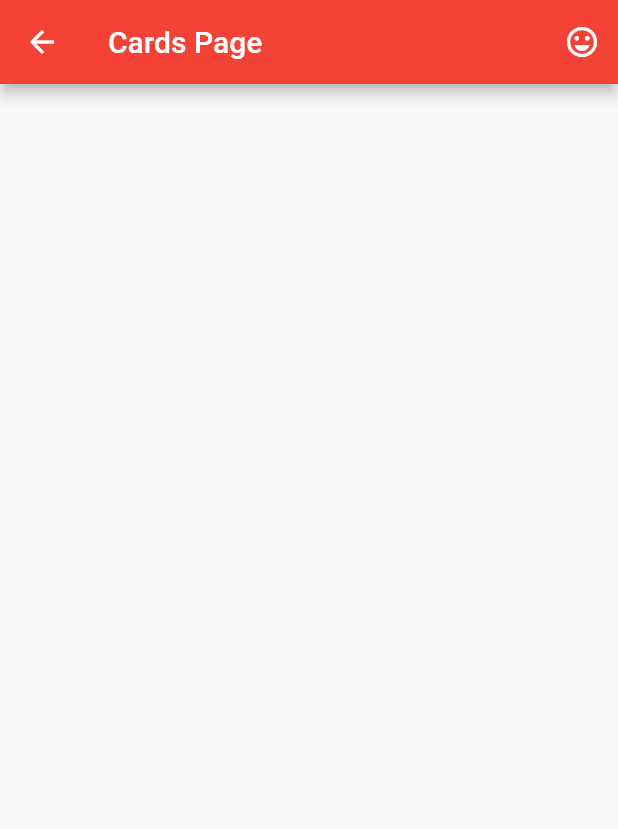
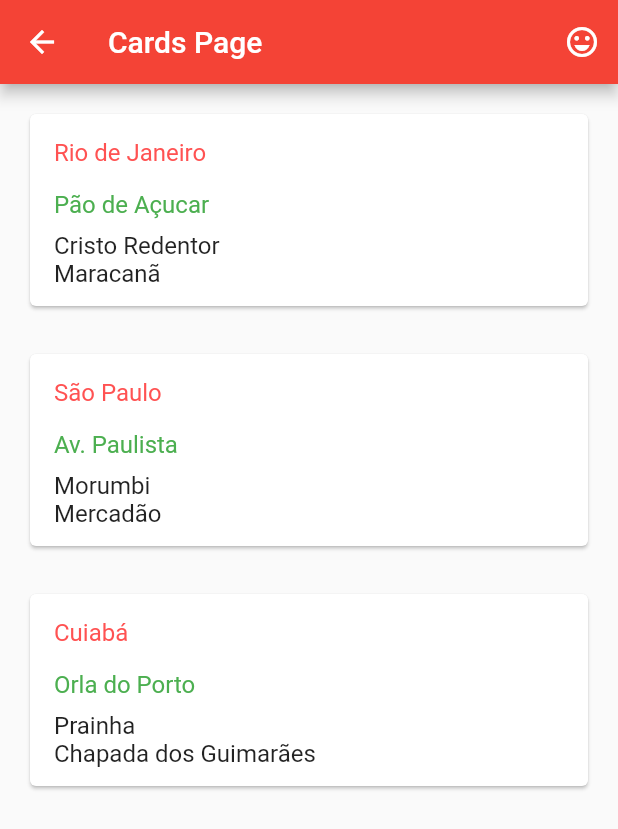
Before and after one commit to juniorabranches/udemy-course-widgets_app_demo, a Flutter app: the screen it shows after launch, in the side drawer, after a tap on "Cards", on a phone screen of 412 x 824 dp. Shown: the top 829 px of the screen. Run offline on Flutter 3.47's test engine with Material 2 defaults, Android fonts, the phone set to English and light mode, and no system bars; network calls fail.

Commit message:
Secao 5 - Aula 3

```diff
--- a/lib/cards_page.dart
+++ b/lib/cards_page.dart
@@ -38,6 +38,68 @@ final List<CardViagem> destinos = <CardViagem>[
 ];
 
 
+class CardItens extends StatelessWidget {
+  CardItens({Key key, @required this.destinos, this.shape}) : super(key: key);
+
+  static const double height = 160.0;
+  final CardViagem destinos;
+  final ShapeBorder shape;
+
+  @override
+  Widget build(BuildContext context) {
+    final ThemeData theme = Theme.of(context);
+    final TextStyle descricaoStyle = theme.textTheme.subhead;
+
+    return SafeArea (
+      top: false,
+      bottom: false,
+      child: Container (
+        padding: const EdgeInsets.all(8.0),
+        height: height,
+        child: Card (
+          shape: shape,
+          child: Column (
+            crossAxisAlignment: CrossAxisAlignment.start,
+              children: <Widget>[
+                Padding(
+                  padding: const EdgeInsets.fromLTRB(16.0, 16.0, 16.0, 0.0),
+                  child: Text(
+                    destinos.titulo,
+                    style: descricaoStyle.copyWith(color: Colors.redAccent)
+                  ),
+                ),
+                Expanded(
+                  child: Padding(
+                    padding: const EdgeInsets.fromLTRB(16.0, 16.0, 16.0, 0.0),
+                    child: DefaultTextStyle(
+                      softWrap: false,
+                      overflow: TextOverflow.ellipsis,
+                      style: descricaoStyle,
+                      child: Column(
+                        crossAxisAlignment: CrossAxisAlignment.start,
+                        children: <Widget>[
+                          Padding(
+                            padding: const EdgeInsets.only(bottom: 8.0),
+                            child: Text(
+                              destinos.descricao[0],
+                              style: descricaoStyle.copyWith(color: Colors.green)
+                            ),
+                          ),
+                          Text(destinos.descricao[1]),
+                          Text(destinos.descricao[2])
+                        ],
+                      )
+                    )
+                  )
+                )
+              ],
+          )
+         ),
+       ),
+     );
+   }
+}
+
 class CardsPage extends StatefulWidget {
   @override
   _CardsPageState createState() => new _CardsPageState();
@@ -73,7 +135,14 @@ class _CardsPageState extends State<CardsPage>{
           ],
         ),
         body: new ListView(
-
+          itemExtent: CardItens.height,
+          padding: EdgeInsets.only(top: 8.0, left: 8.0, right: 8.0, bottom: 0.0),
+          children: destinos.map((CardViagem dest) {
+            return Container(
+              margin: const EdgeInsets.only(bottom: 8.0),
+              child: CardItens(destinos: dest, shape: _shape),
+            );
+          }).toList()
         )
     );
   }
```
